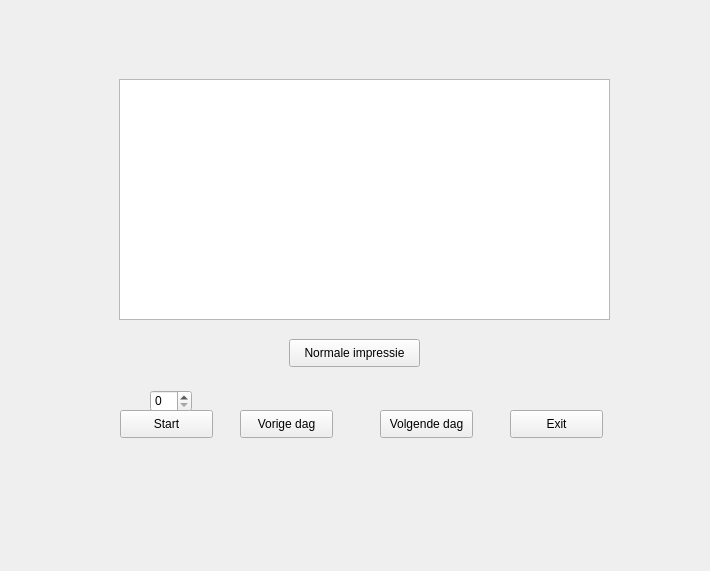
Above: src/vaccininterface.ui from Sam-Roggeman/ProjectPSE before the change. Below: the same form after it.
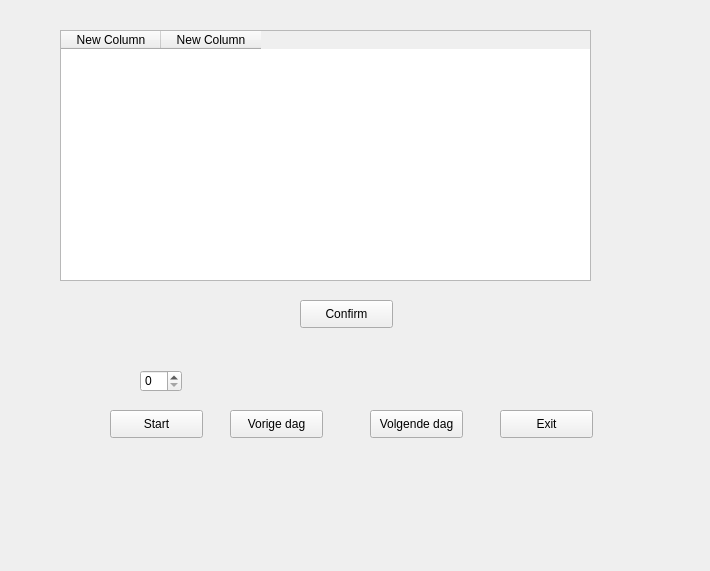
That is the form after the change. The open tabs and pages were chosen to show the change.

```diff
--- a/src/vaccininterface.ui
+++ b/src/vaccininterface.ui
@@ -16,10 +16,10 @@
   <widget class="QStackedWidget" name="stackedWidget">
    <property name="geometry">
     <rect>
-     <x>10</x>
+     <x>0</x>
      <y>0</y>
-     <width>701</width>
-     <height>561</height>
+     <width>711</width>
+     <height>571</height>
     </rect>
    </property>
    <property name="currentIndex">
@@ -96,14 +96,14 @@
     <widget class="QStackedWidget" name="Impressies">
      <property name="geometry">
       <rect>
-       <x>49</x>
-       <y>59</y>
+       <x>40</x>
+       <y>20</y>
        <width>601</width>
        <height>331</height>
       </rect>
      </property>
      <property name="currentIndex">
-      <number>1</number>
+      <number>2</number>
      </property>
      <widget class="QWidget" name="page_3">
       <widget class="QTextEdit" name="textEdit">
@@ -155,12 +155,59 @@
        </property>
       </widget>
      </widget>
+     <widget class="QWidget" name="page_5">
+      <widget class="QTableWidget" name="tableWidget">
+       <property name="geometry">
+        <rect>
+         <x>20</x>
+         <y>10</y>
+         <width>531</width>
+         <height>251</height>
+        </rect>
+       </property>
+       <property name="dragEnabled">
+        <bool>false</bool>
+       </property>
+       <attribute name="horizontalHeaderCascadingSectionResizes">
+        <bool>true</bool>
+       </attribute>
+       <attribute name="horizontalHeaderShowSortIndicator" stdset="0">
+        <bool>false</bool>
+       </attribute>
+       <attribute name="horizontalHeaderStretchLastSection">
+        <bool>false</bool>
+       </attribute>
+       <column>
+        <property name="text">
+         <string>New Column</string>
+        </property>
+       </column>
+       <column>
+        <property name="text">
+         <string>New Column</string>
+        </property>
+       </column>
+      </widget>
+      <widget class="QPushButton" name="Confirm">
+       <property name="geometry">
+        <rect>
+         <x>260</x>
+         <y>280</y>
+         <width>93</width>
+         <height>28</height>
+        </rect>
+       </property>
+       <property name="text">
+        <string>Confirm</string>
+       </property>
+      </widget>
+     </widget>
     </widget>
     <widget class="QSpinBox" name="spinBox">
      <property name="geometry">
       <rect>
        <x>140</x>
-       <y>390</y>
+       <y>370</y>
        <width>42</width>
        <height>22</height>
       </rect>
```
Left out of the diff: 13 changed lines with no effect on the pictures.
